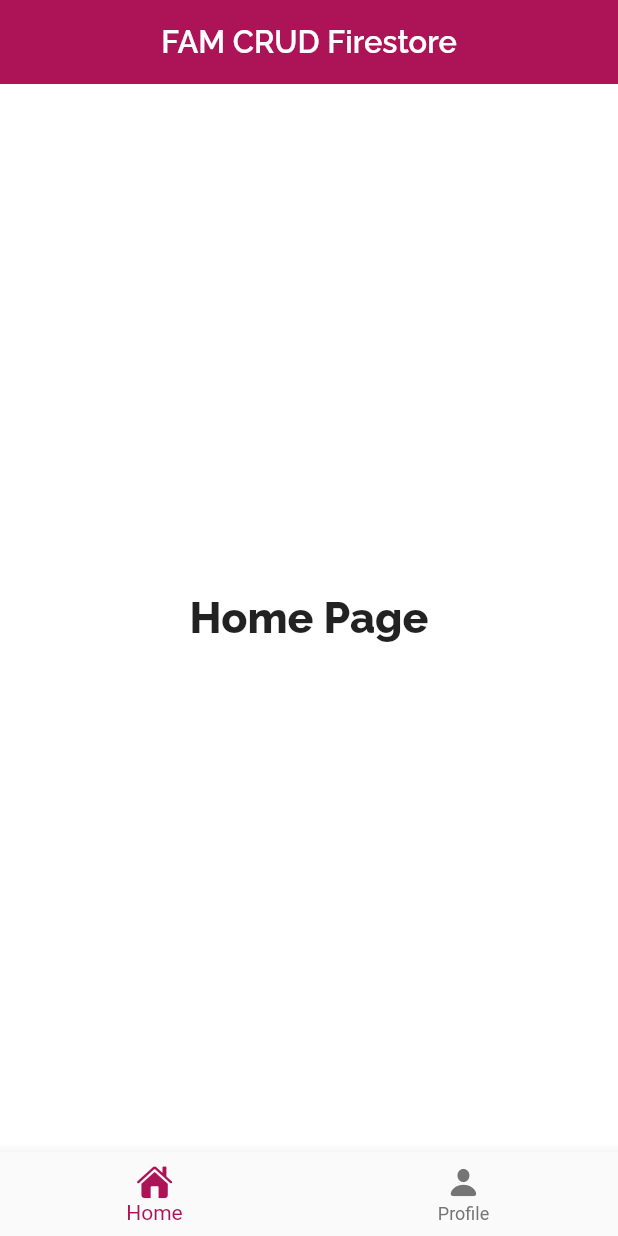
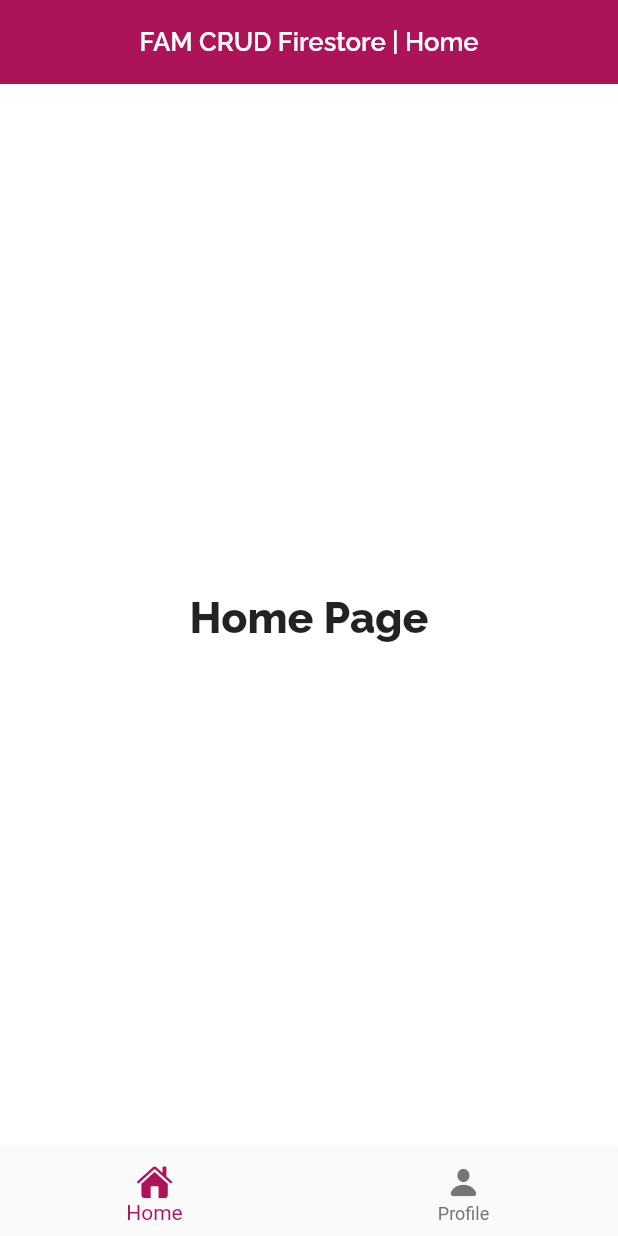
Before and after one commit to ozaenzenzen/flutter-crud-firebase-1, a Flutter app: the screen it shows after launch, on a phone screen of 412 x 824 dp. Run offline on Flutter 3.47's test engine with Material 2 defaults, Android fonts, the phone set to English and light mode, and no system bars; our stand-ins replace flutter_screenutil, get, google_fonts.

Commit message:
update mainpage dart

```diff
--- a/lib/mainpage.dart
+++ b/lib/mainpage.dart
@@ -29,15 +29,18 @@ class _MainPageState extends State<MainPage> {
         centerTitle: true,
         elevation: 0,
         title: Text(
-          "FAM CRUD Firestore",
+          (initIndex == 0)
+              ? "FAM CRUD Firestore | Home"
+              : "FAM CRUD Firestore | Profile",
           style: GoogleFonts.raleway(
-            fontSize: screenUtil.setSp(18),
+            fontSize: screenUtil.setSp(15),
             fontWeight: FontWeight.w600,
           ),
         ),
       ),
       body: PageView(
         children: page,
+        physics: NeverScrollableScrollPhysics(),
         controller: pageController,
         onPageChanged: (index) {
           setState(() {
```
